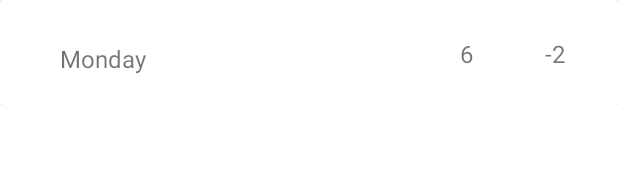
After one commit to BachPhung/Android_Final_Project, an Android app: the layout layout_listiem_daily.xml on its own in the app's theme, with its tools: preview values and no code run, on a phone screen of 412 x 824 dp. The commit adds this screen. Shown: the top 194 px of the screen. Run offline under Robolectric (Android 15) with nearby library versions, the phone set to English and light mode, and no system bars; network calls fail.

Commit message:
Render daily weather

```diff
--- /dev/null
+++ b/app/src/main/res/layout/layout_listiem_daily.xml
@@ -0,0 +1,77 @@
+<?xml version="1.0" encoding="utf-8"?>
+<androidx.constraintlayout.widget.ConstraintLayout xmlns:android="http://schemas.android.com/apk/res/android"
+    xmlns:app="http://schemas.android.com/apk/res-auto"
+    xmlns:tools="http://schemas.android.com/tools"
+    android:layout_width="match_parent"
+    android:layout_height="wrap_content">
+
+    <androidx.cardview.widget.CardView
+        android:id="@+id/cardViewDaily"
+        android:layout_width="match_parent"
+        android:layout_height="wrap_content"
+        app:layout_constraintEnd_toEndOf="parent"
+        app:layout_constraintStart_toStartOf="parent"
+        app:layout_constraintTop_toTopOf="parent">
+
+        <androidx.constraintlayout.widget.ConstraintLayout
+            android:layout_width="match_parent"
+            android:layout_height="70dp">
+
+            <TextView
+                android:id="@+id/dateWeather"
+                android:layout_width="100dp"
+                android:layout_height="38dp"
+                android:layout_marginStart="40dp"
+                android:gravity="center_vertical"
+                android:text="@string/monday"
+                android:textSize="16sp"
+                app:layout_constraintBottom_toBottomOf="parent"
+                app:layout_constraintStart_toStartOf="parent"
+                app:layout_constraintTop_toTopOf="parent"
+                app:layout_constraintVertical_bias="0.629" />
+
+            <TextView
+                android:id="@+id/low_daily_deg"
+                android:layout_width="51dp"
+                android:layout_height="38dp"
+                android:layout_marginEnd="16dp"
+                android:gravity="center"
+                android:text="@string/_2"
+                android:textSize="16sp"
+                app:layout_constraintBottom_toBottomOf="parent"
+                app:layout_constraintEnd_toEndOf="parent"
+                app:layout_constraintTop_toTopOf="parent"
+                app:layout_constraintVertical_bias="0.515" />
+
+            <TextView
+                android:id="@+id/high_daily_deg"
+                android:layout_width="51dp"
+                android:layout_height="38dp"
+                android:layout_marginEnd="8dp"
+                android:gravity="center"
+                android:text="@string/_6"
+                android:textSize="16sp"
+                app:layout_constraintBottom_toBottomOf="parent"
+                app:layout_constraintEnd_toStartOf="@+id/low_daily_deg"
+                app:layout_constraintTop_toTopOf="parent"
+                app:layout_constraintVertical_bias="0.515" />
+
+            <ImageView
+                android:id="@+id/weatherIconDaily"
+                android:layout_width="40dp"
+                android:layout_height="40dp"
+                android:layout_marginTop="14dp"
+                android:layout_marginBottom="14dp"
+                android:contentDescription="@string/weather_icon"
+                android:foregroundGravity="center"
+                app:layout_constraintBottom_toBottomOf="parent"
+                app:layout_constraintEnd_toStartOf="@+id/high_daily_deg"
+                app:layout_constraintHorizontal_bias="0.428"
+                app:layout_constraintStart_toEndOf="@+id/dateWeather"
+                app:layout_constraintTop_toTopOf="parent">
+
+            </ImageView>
+        </androidx.constraintlayout.widget.ConstraintLayout>
+    </androidx.cardview.widget.CardView>
+
+</androidx.constraintlayout.widget.ConstraintLayout>
--- a/app/src/main/res/layout/layout_listitem.xml
+++ b/app/src/main/res/layout/layout_listitem.xml
@@ -46,11 +46,11 @@
                 app:layout_constraintTop_toTopOf="parent" />
 
             <ImageView
-                android:id="@+id/weatherIcon"
+                android:id="@+id/weatherIconHourly"
                 android:layout_width="40dp"
                 android:layout_height="40dp"
                 android:layout_marginTop="12dp"
-                android:contentDescription="@string/weather_icon"
+                android:contentDescription="@string/weather_icon_hourly"
                 android:foregroundGravity="center"
                 app:layout_constraintEnd_toEndOf="parent"
                 app:layout_constraintStart_toStartOf="parent"
--- a/app/src/main/res/values/strings.xml
+++ b/app/src/main/res/values/strings.xml
@@ -3,4 +3,8 @@
     <string name="now">Now</string>
     <string name="_4_u00b0">4°</string>
     <string name="weather_icon">weather-icon</string>
+    <string name="monday">Monday</string>
+    <string name="_2">-2</string>
+    <string name="_6">6</string>
+    <string name="weather_icon_hourly" />
 </resources>
```
Also changed, not shown: app/src/main/java/com/example/final_project/DailyWeather.java (+29 -1 lines), app/src/main/java/com/example/final_project/MainActivity.java (+28 -4 lines), app/src/main/java/com/example/final_project/RecyclerViewAdapter.java (+1 -7 lines), app/src/main/java/com/example/final_project/RecyclerViewDailyAdapter.java (added, +71 -0 lines), app/src/main/res/layout/activity_main.xml (+19 -8 lines).
